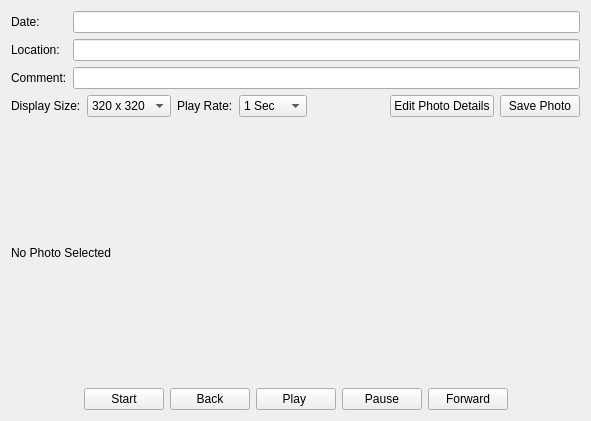
Old version of the form retroshare-gui/src/gui/unfinished/PhotoShow.ui in the repository RetroShare/RetroShare.
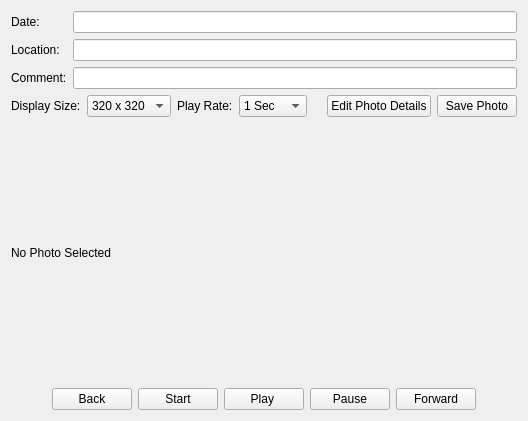
New version of the form. Icons and pictures are not drawn.

Commit message: added some actions for photo view

What changed in the file:
```diff
--- a/retroshare-gui/src/gui/unfinished/PhotoShow.ui
+++ b/retroshare-gui/src/gui/unfinished/PhotoShow.ui
@@ -1,11 +1,11 @@
 <ui version="4.0" >
  <class>PhotoShow</class>
- <widget class="QWidget" name="PhotoShow" >
-  <property name="geometry" >
+ <widget class="QWidget" name="PhotoShow">
+  <property name="geometry">
    <rect>
     <x>0</x>
     <y>0</y>
-    <width>591</width>
+    <width>528</width>
     <height>421</height>
    </rect>
   </property>
@@ -178,15 +178,8 @@
         </spacer>
        </item>
        <item>
-        <widget class="QPushButton" name="startButton" >
-         <property name="text" >
-          <string>Start</string>
-         </property>
-        </widget>
-       </item>
-       <item>
-        <widget class="QPushButton" name="backButton" >
-         <property name="text" >
+        <widget class="QPushButton" name="backButton">
+         <property name="text">
           <string>Back</string>
          </property>
          <property name="icon" >
@@ -196,8 +189,15 @@
         </widget>
        </item>
        <item>
-        <widget class="QPushButton" name="playButton" >
-         <property name="text" >
+        <widget class="QPushButton" name="startButton">
+         <property name="text">
+          <string>Start</string>
+         </property>
+        </widget>
+       </item>
+       <item>
+        <widget class="QPushButton" name="playButton">
+         <property name="text">
           <string>Play </string>
          </property>
         </widget>
```
Left out of the diff: 116 changed lines with no effect on the pictures. The commit also changes 11 other files.
